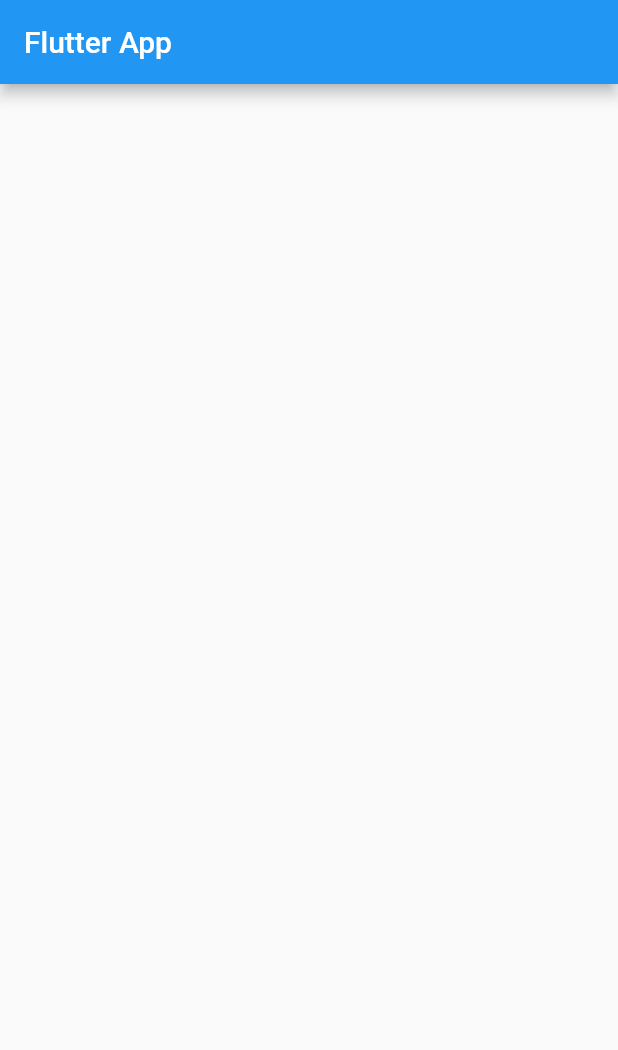
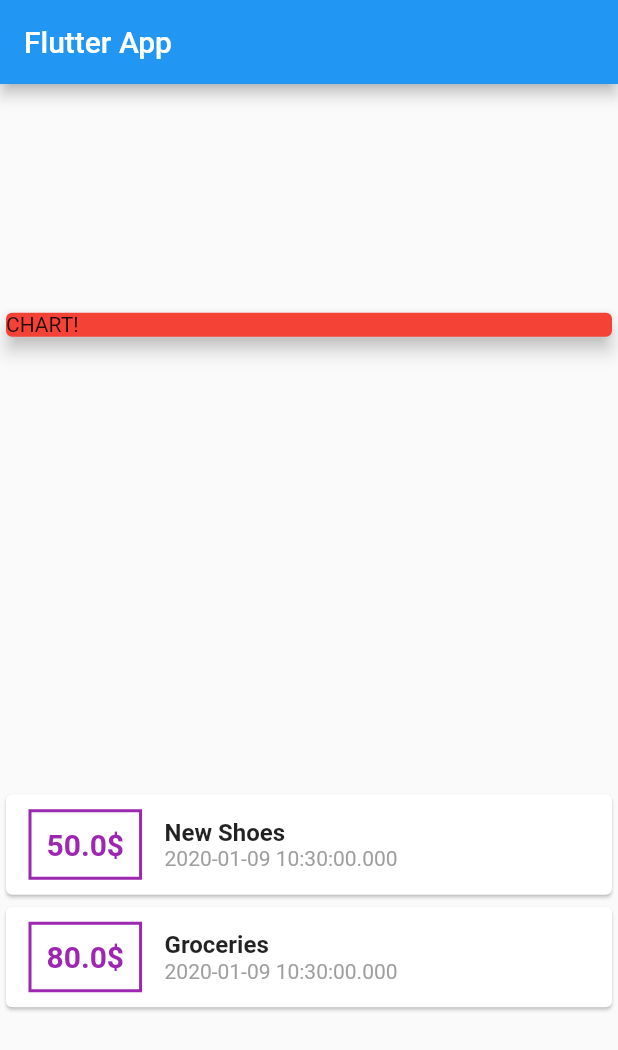
Before and after one commit to DahmaniDev/expense_planner, a Flutter app: the screen it shows after launch, on a phone screen of 412 x 824 dp. Shown: the top 1050 px of the screen. Run offline on Flutter 3.47's test engine with Material 2 defaults, Android fonts, the phone set to English and light mode, and no system bars.

Commit message:
First Git upload

```diff
--- a/lib/main.dart
+++ b/lib/main.dart
@@ -1,3 +1,4 @@
+import './transaction.dart';
 import 'package:flutter/material.dart';
 
 void main() => runApp(MyApp());
@@ -13,17 +14,64 @@ class MyApp extends StatelessWidget {
 }
 
 class MyHomePage extends StatelessWidget {
+  final List<Transaction> transactions = [
+    Transaction(
+        id: 't1', title: 'New Shoes', amount: 50.0, date: DateTime.now()),
+    Transaction(
+        id: 't2', title: 'Groceries', amount: 80.0, date: DateTime.now()),
+  ];
+
   @override
   Widget build(BuildContext context) {
     return Scaffold(
-      appBar: AppBar(
-        title: Text('Flutter App'),
-      ),
-      body: Center(
-        child: Column(
+        appBar: AppBar(
+          title: Text('Flutter App'),
+        ),
+        body: Column(
+          crossAxisAlignment: CrossAxisAlignment.stretch,
+          mainAxisAlignment: MainAxisAlignment.spaceAround,
+          children: <Widget>[
+            Card(
+              child: Container(
+                child: Text('CHART!'),
+                width: double.infinity,
+              ),
+              color: Colors.red,
+              elevation: 5.0,
+            ),
+            Column(
+              children: transactions.map((tx) {
+                return Card(
+                    child: Row(
+                  children: <Widget>[
+                    Container(
+                      margin:
+                          EdgeInsets.symmetric(vertical: 10, horizontal: 15),
+                      decoration: BoxDecoration(
+                          border: Border.all(color: Colors.purple, width: 2)),
+                      padding: EdgeInsets.all(10.0),
+                      child: Text(
+                        tx.amount.toString()+r'$',
+                        style: TextStyle(
+                          fontWeight: FontWeight.bold,
+                          fontSize: 20,
+                          color: Colors.purple,
+                        ),
+                      ),
+                    ),
+                    Column(
+                      crossAxisAlignment: CrossAxisAlignment.start,
 
-        ),
-      ),
-    );
+                      children: <Widget>[
+                        Text(tx.title, style: TextStyle(fontSize: 16, fontWeight: FontWeight.bold),),
+                        Text(tx.date.toString(), style: TextStyle(color: Colors.grey),)
+                      ],
+                    )
+                  ],
+                ));
+              }).toList(),
+            )
+          ],
+        ));
   }
 }
--- /dev/null
+++ b/lib/transaction.dart
@@ -0,0 +1,15 @@
+import 'package:flutter/foundation.dart';
+
+class Transaction {
+  final String id;
+  final String title;
+  final double amount;
+  final DateTime date;
+
+  Transaction({
+      @required this.id,
+      @required this.title,
+      @required this.amount,
+      @required this.date
+  });
+}
```
